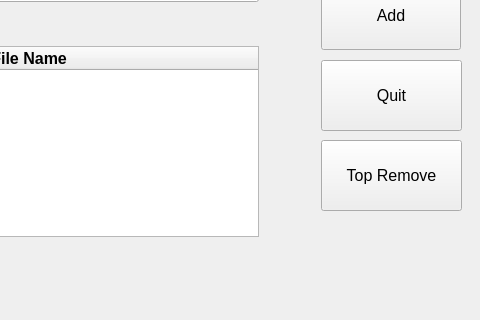
Before: the Qt Designer form Hyeonbin/pdkFileManagement_02/mainwindow.ui in dlawjddnrj/git_test, drawn with Qt 5; both pictures show x 489 to 969 and y 151 to 471 of the 969 by 471 pixel window.
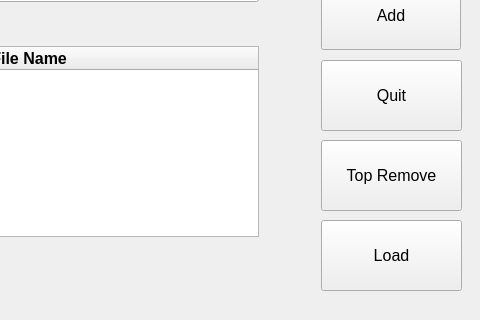
After: the same form once the commit is applied. Icons and pictures are not drawn.

Commit message: Load 버튼 기능 추가해야함

```diff
--- a/Hyeonbin/pdkFileManagement_02/mainwindow.ui
+++ b/Hyeonbin/pdkFileManagement_02/mainwindow.ui
@@ -257,6 +257,19 @@
      <string>Top Remove</string>
     </property>
    </widget>
+   <widget class="QPushButton" name="pushButton_Load">
+    <property name="geometry">
+     <rect>
+      <x>810</x>
+      <y>330</y>
+      <width>141</width>
+      <height>71</height>
+     </rect>
+    </property>
+    <property name="text">
+     <string>Load</string>
+    </property>
+   </widget>
   </widget>
   <widget class="QMenuBar" name="menuBar">
    <property name="geometry">
```
The commit also changes 27 other files.
